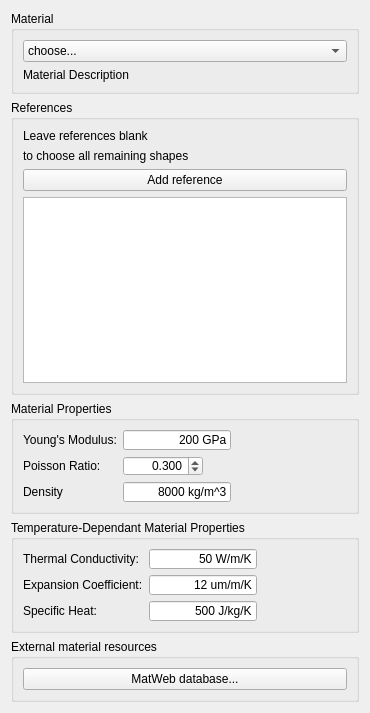
berndhahnebach/All_FreeCAD, file src/Mod/Fem/TaskPanelMechanicalMaterial.ui: the form before one commit.
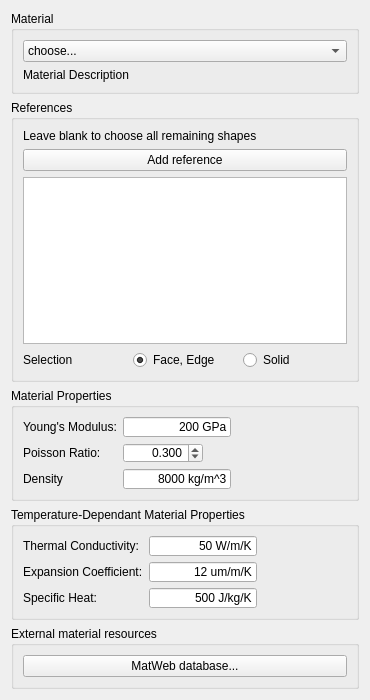
The form after the commit. Custom widgets are drawn as their Qt base class.

Commit message: FEM: material task panel, add explizit solid selection mode, add support for Solids of Compounds and CompSolids

```diff
--- a/src/Mod/Fem/TaskPanelMechanicalMaterial.ui
+++ b/src/Mod/Fem/TaskPanelMechanicalMaterial.ui
@@ -7,7 +7,7 @@
     <x>0</x>
     <y>0</y>
     <width>370</width>
-    <height>713</height>
+    <height>700</height>
    </rect>
   </property>
   <property name="windowTitle">
@@ -57,17 +57,7 @@
       <item>
        <widget class="QLabel" name="l_label_text_1">
         <property name="text">
-         <string>Leave references blank </string>
-        </property>
-       </widget>
-      </item>
-      <item>
-       <widget class="QLabel" name="l_label_text_2">
-        <property name="text">
-         <string>to choose all remaining shapes</string>
-        </property>
-        <property name="wordWrap">
-         <bool>true</bool>
+         <string>Leave blank to choose all remaining shapes</string>
         </property>
        </widget>
       </item>
@@ -81,6 +71,34 @@
       <item>
        <widget class="QListWidget" name="list_References"/>
       </item>
+      <item>
+       <layout class="QGridLayout" name="gridLayout">
+        <item row="1" column="1">
+         <widget class="QRadioButton" name="rb_standard">
+          <property name="text">
+           <string>Face, Edge</string>
+          </property>
+          <property name="checked">
+           <bool>true</bool>
+          </property>
+         </widget>
+        </item>
+        <item row="1" column="2">
+         <widget class="QRadioButton" name="rb_solid">
+          <property name="text">
+           <string>Solid</string>
+          </property>
+         </widget>
+        </item>
+        <item row="1" column="0">
+         <widget class="QLabel" name="l_label_text_5">
+          <property name="text">
+           <string>&lt;html&gt;&lt;head/&gt;&lt;body&gt;&lt;p&gt;Selection&lt;/p&gt;&lt;/body&gt;&lt;/html&gt;</string>
+          </property>
+         </widget>
+        </item>
+       </layout>
+      </item>
      </layout>
     </widget>
    </item>
```
The commit also changes 2 other files.
